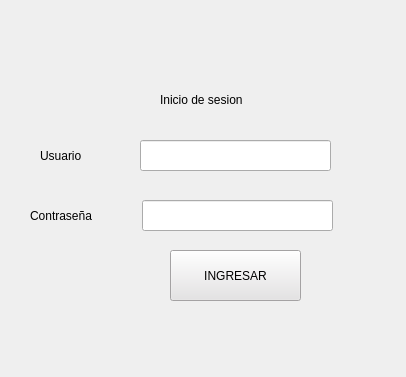
Before: the Qt Designer form QT_UI/ui_login.ui in gamijoam/facturacionProyecto, drawn with Qt 5.
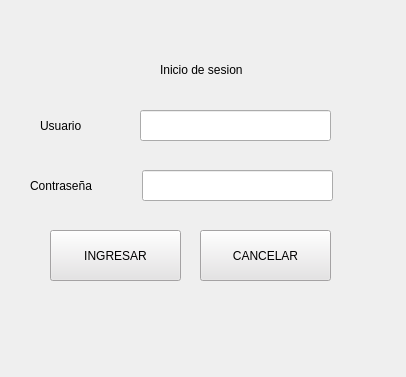
After: the same form once the commit is applied.

The edit to the form file:
```diff
--- a/QT_UI/ui_login.ui
+++ b/QT_UI/ui_login.ui
@@ -20,7 +20,7 @@
    <property name="geometry">
     <rect>
      <x>40</x>
-     <y>140</y>
+     <y>110</y>
      <width>101</width>
      <height>31</height>
     </rect>
@@ -36,7 +36,7 @@
    <property name="geometry">
     <rect>
      <x>30</x>
-     <y>200</y>
+     <y>170</y>
      <width>101</width>
      <height>31</height>
     </rect>
@@ -52,7 +52,7 @@
    <property name="geometry">
     <rect>
      <x>142</x>
-     <y>200</y>
+     <y>170</y>
      <width>191</width>
      <height>31</height>
     </rect>
@@ -62,7 +62,7 @@
    <property name="geometry">
     <rect>
      <x>140</x>
-     <y>140</y>
+     <y>110</y>
      <width>191</width>
      <height>31</height>
     </rect>
@@ -72,7 +72,7 @@
    <property name="geometry">
     <rect>
      <x>160</x>
-     <y>90</y>
+     <y>60</y>
      <width>171</width>
      <height>20</height>
     </rect>
@@ -87,8 +87,8 @@
   <widget class="QPushButton" name="pushButton">
    <property name="geometry">
     <rect>
-     <x>170</x>
-     <y>250</y>
+     <x>50</x>
+     <y>230</y>
      <width>131</width>
      <height>51</height>
     </rect>
@@ -102,6 +102,24 @@
     <string>INGRESAR</string>
    </property>
   </widget>
+  <widget class="QPushButton" name="pushButton_2">
+   <property name="geometry">
+    <rect>
+     <x>200</x>
+     <y>230</y>
+     <width>131</width>
+     <height>51</height>
+    </rect>
+   </property>
+   <property name="styleSheet">
+    <string notr="true">background-color: #E5E3E4;
+font: 700 12pt &quot;Segoe UI&quot;;
+font: 700 italic 12pt &quot;Segoe UI&quot;;</string>
+   </property>
+   <property name="text">
+    <string>CANCELAR</string>
+   </property>
+  </widget>
  </widget>
  <resources/>
  <connections/>
```
